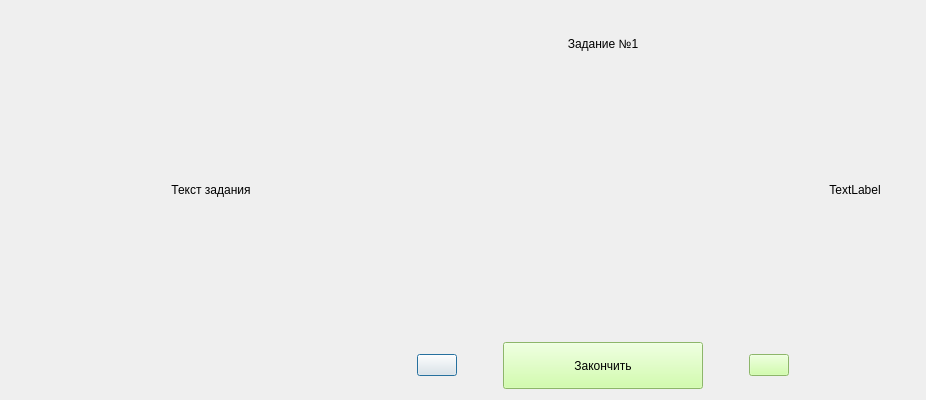
First picture: the form in client/qt/Test.ui, repository Alexey-Nikolaevic-B/cmd_test_system, before the edit.
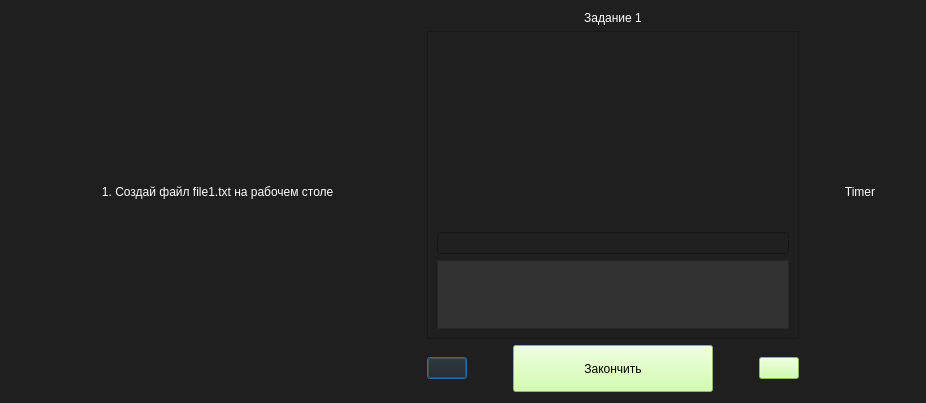
Second picture: the form after the edit. Icons and pictures are not drawn.

What changed in the file:
```diff
--- a/client/qt/Test.ui
+++ b/client/qt/Test.ui
@@ -7,7 +7,7 @@
     <x>0</x>
     <y>0</y>
     <width>926</width>
-    <height>400</height>
+    <height>403</height>
    </rect>
   </property>
   <property name="sizePolicy">
@@ -26,11 +26,14 @@
    <string>Комплекс</string>
   </property>
   <property name="styleSheet">
-   <string notr="true"/>
+   <string notr="true">background-color: rgb(31, 31, 31)</string>
   </property>
   <layout class="QHBoxLayout" name="horizontalLayout">
    <item>
     <layout class="QVBoxLayout" name="verticalLayout_2">
+     <property name="leftMargin">
+      <number>10</number>
+     </property>
      <item>
       <spacer name="verticalSpacer_3">
        <property name="orientation">
@@ -59,10 +62,12 @@
         </size>
        </property>
        <property name="styleSheet">
-        <string notr="true">font: 14pt &quot;MS Shell Dlg 2&quot;;</string>
+        <string notr="true">color: rgb(255, 255, 255);
+font:16pt &quot;Consolas&quot;;
+</string>
        </property>
        <property name="text">
-        <string>Текст задания</string>
+        <string>1. Создай файл file1.txt на рабочем столе  </string>
        </property>
        <property name="alignment">
         <set>Qt::AlignHCenter|Qt::AlignTop</set>
@@ -99,27 +104,15 @@
    </item>
    <item>
     <layout class="QVBoxLayout" name="verticalLayout">
-     <item>
-      <spacer name="verticalSpacer_4">
-       <property name="orientation">
-        <enum>Qt::Vertical</enum>
-       </property>
-       <property name="sizeHint" stdset="0">
-        <size>
-         <width>20</width>
-         <height>40</height>
-        </size>
-       </property>
-      </spacer>
-     </item>
      <item>
       <widget class="QLabel" name="lbl_task_num">
        <property name="styleSheet">
-        <string notr="true">font: 75 28pt &quot;MS Shell Dlg 2&quot;;
-text-align: center;</string>
+        <string notr="true">color: rgb(255, 255, 255);
+font:16pt &quot;Consolas&quot;;
+</string>
        </property>
        <property name="text">
-        <string>Задание №1</string>
+        <string>Задание 1</string>
        </property>
        <property name="textFormat">
         <enum>Qt::PlainText</enum>
@@ -136,147 +129,68 @@
       </widget>
      </item>
      <item>
-      <spacer name="verticalSpacer_14">
-       <property name="orientation">
-        <enum>Qt::Vertical</enum>
+      <widget class="QFrame" name="frame">
+       <property name="frameShape">
+        <enum>QFrame::StyledPanel</enum>
        </property>
-       <property name="sizeHint" stdset="0">
-        <size>
-         <width>20</width>
-         <height>40</height>
-        </size>
+       <property name="frameShadow">
+        <enum>QFrame::Raised</enum>
        </property>
-      </spacer>
-     </item>
-     <item>
-      <spacer name="verticalSpacer_13">
-       <property name="orientation">
-        <enum>Qt::Vertical</enum>
-       </property>
-       <property name="sizeHint" stdset="0">
-        <size>
-         <width>20</width>
-         <height>40</height>
-        </size>
-       </property>
-      </spacer>
-     </item>
-     <item>
-      <spacer name="verticalSpacer_12">
-       <property name="orientation">
-        <enum>Qt::Vertical</enum>
-       </property>
-       <property name="sizeHint" stdset="0">
-        <size>
-         <width>20</width>
-         <height>40</height>
-        </size>
-       </property>
-      </spacer>
-     </item>
-     <item>
-      <spacer name="verticalSpacer_11">
-       <property name="orientation">
-        <enum>Qt::Vertical</enum>
-       </property>
-       <property name="sizeHint" stdset="0">
-        <size>
-         <width>20</width>
-         <height>40</height>
-        </size>
-       </property>
-      </spacer>
-     </item>
-     <item>
-      <spacer name="verticalSpacer_10">
-       <property name="orientation">
-        <enum>Qt::Vertical</enum>
-       </property>
-       <property name="sizeHint" stdset="0">
-        <size>
-         <width>20</width>
-         <height>40</height>
-        </size>
-       </property>
-      </spacer>
-     </item>
-     <item>
-      <spacer name="verticalSpacer_9">
-       <property name="orientation">
-        <enum>Qt::Vertical</enum>
-       </property>
-       <property name="sizeHint" stdset="0">
-        <size>
-         <width>20</width>
-         <height>40</height>
-        </size>
-       </property>
-      </spacer>
-     </item>
-     <item>
-      <spacer name="verticalSpacer_8">
-       <property name="orientation">
-        <enum>Qt::Vertical</enum>
-       </property>
-       <property name="sizeHint" stdset="0">
-        <size>
-         <width>20</width>
-         <height>40</height>
-        </size>
-       </property>
-      </spacer>
-     </item>
-     <item>
-      <spacer name="verticalSpacer_7">
-       <property name="orientation">
-        <enum>Qt::Vertical</enum>
-       </property>
-       <property name="sizeHint" stdset="0">
-        <size>
-         <width>20</width>
-         <height>40</height>
-        </size>
-       </property>
-      </spacer>
-     </item>
-     <item>
-      <spacer name="verticalSpacer_6">
-       <property name="orientation">
-        <enum>Qt::Vertical</enum>
-       </property>
-       <property name="sizeHint" stdset="0">
-        <size>
-         <width>20</width>
-         <height>40</height>
-        </size>
-       </property>
-      </spacer>
-     </item>
-     <item>
-      <spacer name="verticalSpacer_5">
-       <property name="orientation">
-        <enum>Qt::Vertical</enum>
-       </property>
-       <property name="sizeHint" stdset="0">
-        <size>
-         <width>20</width>
-         <height>40</height>
-        </size>
-       </property>
-      </spacer>
-     </item>
-     <item>
-      <spacer name="verticalSpacer_2">
-       <property name="orientation">
-        <enum>Qt::Vertical</enum>
-       </property>
-       <property name="sizeHint" stdset="0">
-        <size>
-         <width>20</width>
-         <height>40</height>
-        </size>
-       </property>
-      </spacer>
+       <layout class="QVBoxLayout" name="verticalLayout_4">
+        <property name="topMargin">
+         <number>200</number>
+        </property>
+        <item>
+         <widget class="QLineEdit" name="ln_cmd">
+          <property name="styleSheet">
+           <string notr="true">color: rgb(255, 255, 255);
+font:16pt &quot;Consolas&quot;;
+</string>
+          </property>
+         </widget>
+        </item>
+        <item>
+         <widget class="QFrame" name="frame_2">
+          <property name="sizePolicy">
+           <sizepolicy hsizetype="Preferred" vsizetype="Expanding">
+            <horstretch>0</horstretch>
+            <verstretch>0</verstretch>
+           </sizepolicy>
+          </property>
+          <property name="styleSheet">
+           <string notr="true">color: rgb(255, 255, 255);
+font:16pt &quot;Consolas&quot;;
+background-color: rgb(50, 50, 50)
+</string>
+          </property>
+          <property name="frameShape">
+           <enum>QFrame::StyledPanel</enum>
+          </property>
+          <property name="frameShadow">
+           <enum>QFrame::Raised</enum>
+          </property>
+          <layout class="QHBoxLayout" name="horizontalLayout_3">
+           <item>
+            <widget class="QLabel" name="label_2">
+             <property name="styleSheet">
+              <string notr="true">color: rgb(255, 255, 255);
+font:16pt &quot;Consolas&quot;;
+background-color: rgb(50, 50, 50)
+</string>
+             </property>
+             <property name="text">
+              <string/>
+             </property>
+             <property name="alignment">
+              <set>Qt::AlignLeading|Qt::AlignLeft|Qt::AlignTop</set>
+             </property>
+            </widget>
+           </item>
+          </layout>
+         </widget>
+        </item>
+       </layout>
+      </widget>
      </item>
      <item>
       <layout class="QHBoxLayout" name="horizontalLayout_2">
@@ -400,10 +314,12 @@
      <item>
       <widget class="QLabel" name="lbl_time">
        <property name="styleSheet">
-        <string notr="true">font: 30pt &quot;MS Shell Dlg 2&quot;;</string>
+        <string notr="true">color: rgb(255, 255, 255);
+font:16pt &quot;Consolas&quot;;
+</string>
        </property>
        <property name="text">
-        <string>TextLabel</string>
+        <string>Timer</string>
        </property>
        <property name="alignment">
         <set>Qt::AlignCenter</set>
```
